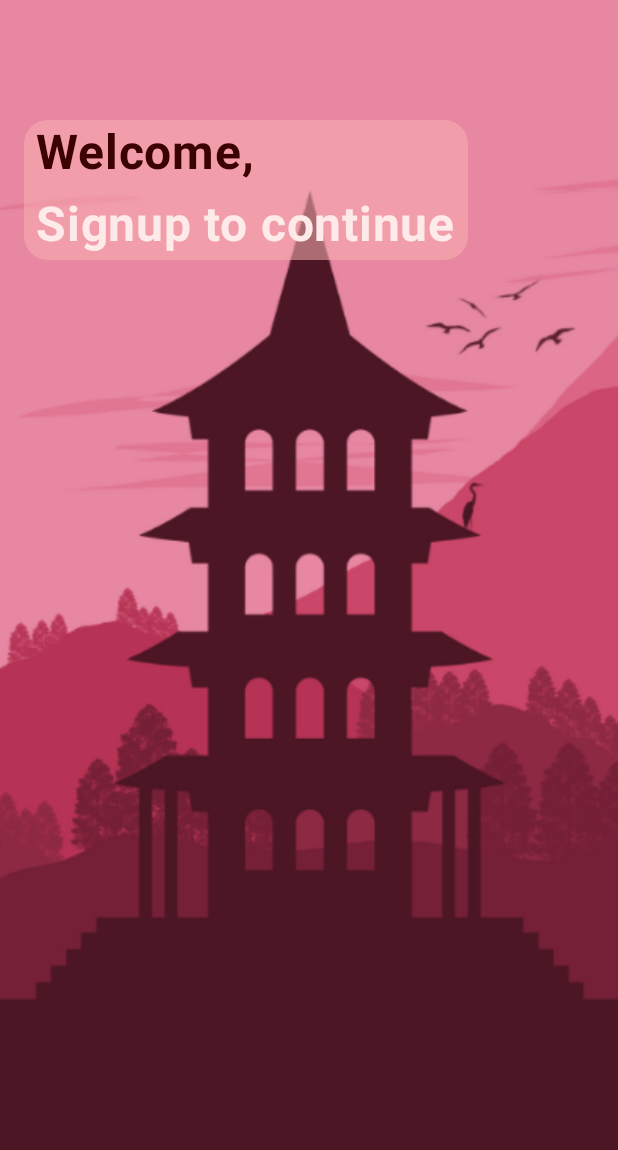
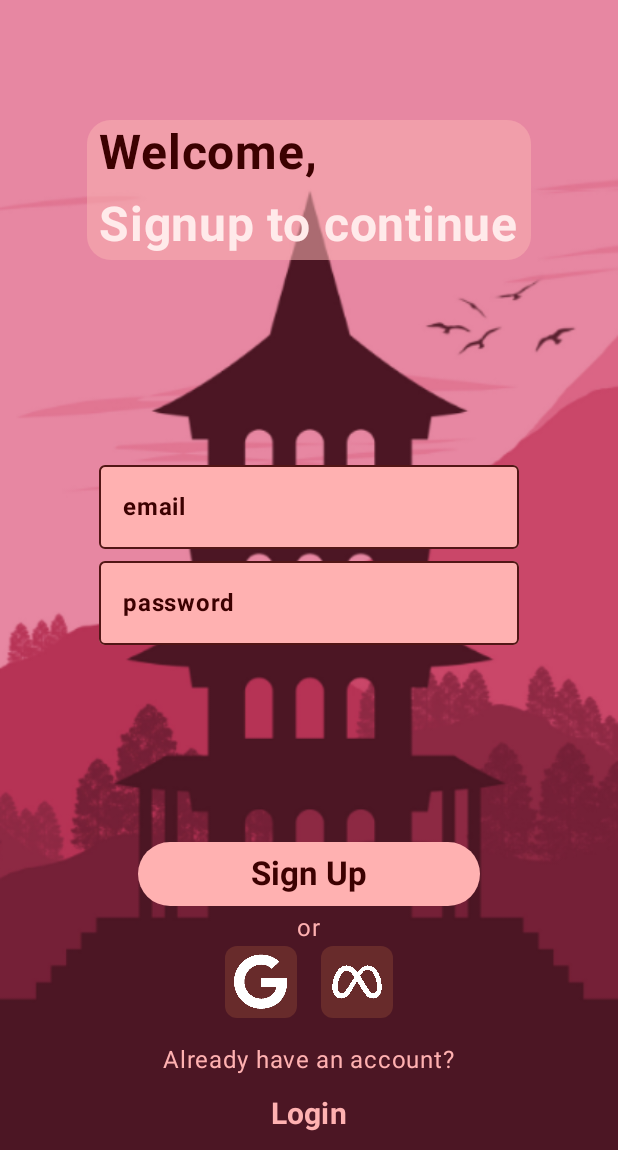
Before and after one commit to DeryJr/companion-App, an Android app built with Jetpack Compose: the SignUpScreen screen opened through its navigation route, on a phone screen of 412 x 824 dp, the part 86-1236 px from its top. Run offline under Robolectric (Android 15) with nearby library versions, the phone set to English and light mode, and no system bars.

Commit message:
Signup Design almost Done

```diff
--- a/app/src/main/java/com/example/companion/SignupScreen.kt
+++ b/app/src/main/java/com/example/companion/SignupScreen.kt
@@ -4,8 +4,21 @@ import androidx.compose.foundation.Image
 import androidx.compose.foundation.background
 import androidx.compose.foundation.layout.*
 import androidx.compose.foundation.shape.RoundedCornerShape
+import androidx.compose.material3.Button
+import androidx.compose.material3.ButtonColors
+import androidx.compose.material3.ButtonDefaults
+import androidx.compose.material3.ExperimentalMaterial3Api
+import androidx.compose.material3.Icon
+import androidx.compose.material3.IconButton
+import androidx.compose.material3.OutlinedTextField
 import androidx.compose.material3.Text
+import androidx.compose.material3.TextButton
+import androidx.compose.material3.TextField
+import androidx.compose.material3.TextFieldColors
+import androidx.compose.material3.TextFieldDefaults
 import androidx.compose.runtime.Composable
+import androidx.compose.runtime.mutableStateOf
+import androidx.compose.runtime.remember
 import androidx.compose.ui.Alignment
 import androidx.compose.ui.Modifier
 import androidx.compose.ui.draw.clip
@@ -42,12 +55,18 @@ fun SignupContent(navController: NavController) {
     Column(
         modifier = Modifier
             .fillMaxSize()
-            .padding(horizontal = 16.dp)
+            .padding(horizontal = 16.dp),
+        horizontalAlignment = Alignment.CenterHorizontally
     ) {
         SignupTopBar()
         Spacer(modifier = Modifier.padding(top = 80.dp))
         SignupText()
         Spacer(modifier = Modifier.weight(1f))
+        Email()
+        Password()
+        Spacer(modifier = Modifier.weight(1f))
+        SignupButton()
+
     }
 }
 
@@ -91,7 +110,8 @@ fun SignupText() {
         modifier = Modifier
             .clip(RoundedCornerShape(16.dp))
             .background(Color(0x8CFAB1B1))
-            .padding(horizontal = 8.dp)
+            .padding(horizontal = 8.dp),
+        horizontalAlignment = Alignment.Start
     ) {
         Text(
             text = buildAnnotatedString {
@@ -118,3 +138,112 @@ fun SignupText() {
         )
     }
 }
+
+@OptIn(ExperimentalMaterial3Api::class)
+@Composable
+fun Email() {
+
+    val emailState = remember { mutableStateOf("") }
+
+    OutlinedTextField(
+        value = emailState.value,
+        onValueChange = { emailState.value = it },
+        label = { Text(text = "email", color = Color(0xFF3C0101), fontWeight = FontWeight.Bold) },
+        placeholder = { Text(text = "smt@stu.ibu.edu.ba", color = Color(0xFF3C0101)) },
+        colors = TextFieldDefaults.outlinedTextFieldColors(
+            containerColor = Color(0xFFFFB1B1),
+            textColor = Color(0xFF3C0101),
+            cursorColor = Color(0xFF3C0101),
+            unfocusedBorderColor = Color(0xFF521616),
+            focusedBorderColor = Color(0xFF3C0101),
+            errorBorderColor = Color.Red,
+        )
+    )
+}
+
+@OptIn(ExperimentalMaterial3Api::class)
+@Composable
+fun Password() {
+
+    val passwordState = remember { mutableStateOf("") }
+
+    OutlinedTextField(
+        value = passwordState.value,
+        onValueChange = { passwordState.value = it },
+        label = {
+            Text(
+                text = "password",
+                color = Color(0xFF3C0101),
+                fontWeight = FontWeight.Bold
+            )
+        },
+        placeholder = { Text(text = "******", color = Color(0xFF3C0101)) },
+        colors = TextFieldDefaults.outlinedTextFieldColors(
+            containerColor = Color(0xFFFFB1B1),
+            textColor = Color(0xFF3C0101),
+            cursorColor = Color(0xFF3C0101),
+            unfocusedBorderColor = Color(0xFF521616),
+            focusedBorderColor = Color(0xFF3C0101),
+            errorBorderColor = Color.Red
+        ),
+    )
+}
+
+@Composable
+fun SignupButton() {
+    Button(
+        onClick = { },
+        modifier = Modifier.fillMaxWidth(.6f),
+        colors = ButtonDefaults.buttonColors(Color(0xFFFFB1B1))
+    ) {
+        Text(
+            text = "Sign Up",
+            fontSize = 22.sp,
+            fontWeight = FontWeight.Bold,
+            color = Color(0xFF3C0101)
+        )
+    }
+    Text(text = "or", color = Color(0xFFFFB1B1))
+    Row(horizontalArrangement = Arrangement.SpaceEvenly) {
+        IconButton(
+            onClick = { /*TODO*/ },
+            modifier = Modifier
+                .clip(RoundedCornerShape(8.dp))
+                .background(Color(0xFF682B2B))
+
+        ) {
+            Icon(
+                painter = painterResource(id = R.drawable.ic_google),
+                contentDescription = null,
+                tint = Color.White
+            )
+        }
+        Spacer(modifier = Modifier.padding(horizontal = 8.dp))
+        IconButton(
+            onClick = { /*TODO*/ },
+            modifier = Modifier
+                .clip(RoundedCornerShape(8.dp))
+                .background(Color(0xFF682B2B))
+
+        ) {
+            Icon(
+                painter = painterResource(id = R.drawable.ic_meta),
+                contentDescription = null,
+                tint = Color.White
+            )
+        }
+    }
+    Text(
+        text = "Already have an account?",
+        color = Color(0xFFFFB1B1),
+        modifier = Modifier.padding(top = 16.dp)
+    )
+    TextButton(onClick = { /*TODO*/ }, modifier = Modifier) {
+        Text(
+            text = "Login",
+            fontWeight = FontWeight.Bold,
+            color = Color(0xFFFFB1B1),
+            fontSize = 20.sp
+        )
+    }
+}
```
Also changed, not shown: app/src/main/res/drawable/ic_google.png (renamed from app/src/main/res/drawable/output_onlinepngtools.png), app/src/main/res/drawable/ic_meta.png (renamed from app/src/main/res/drawable/logo_meta.png).
